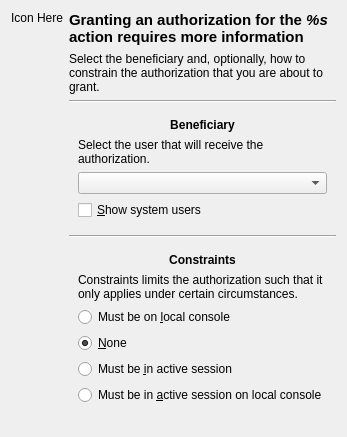
Old version of the form PolicyKit-kde/authorization/PkKBlockGrantAuth.ui in the repository RJVB/kdm5.
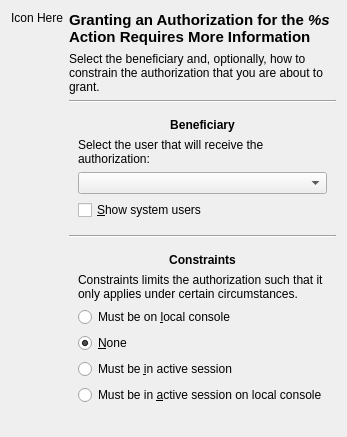
New version of the form. Custom widgets are drawn as their Qt base class.

Commit message: i18n style guide fixes: http://techbase.kde.org/Projects/Usability/HIG/Capitalization

What changed in the file:
```diff
--- a/PolicyKit-kde/authorization/PkKBlockGrantAuth.ui
+++ b/PolicyKit-kde/authorization/PkKBlockGrantAuth.ui
@@ -58,7 +58,7 @@
 &lt;html>&lt;head>&lt;meta name="qrichtext" content="1" />&lt;style type="text/css">
 p, li { white-space: pre-wrap; }
 &lt;/style>&lt;/head>&lt;body style=" font-family:'DejaVu Sans'; font-size:9pt; font-weight:400; font-style:normal;">
-&lt;p style=" margin-top:0px; margin-bottom:0px; margin-left:0px; margin-right:0px; -qt-block-indent:0; text-indent:0px;">&lt;span style=" font-size:11pt; font-weight:600;">Granting an authorization for the &lt;/span>&lt;span style=" font-size:11pt; font-weight:600; font-style:italic;">%s&lt;/span>&lt;span style=" font-size:11pt; font-weight:600;"> action requires more information&lt;/span>&lt;/p>&lt;/body>&lt;/html></string>
+&lt;p style=" margin-top:0px; margin-bottom:0px; margin-left:0px; margin-right:0px; -qt-block-indent:0; text-indent:0px;">&lt;span style=" font-size:11pt; font-weight:600;">Granting an Authorization for the &lt;/span>&lt;span style=" font-size:11pt; font-weight:600; font-style:italic;">%s&lt;/span>&lt;span style=" font-size:11pt; font-weight:600;"> Action Requires More Information&lt;/span>&lt;/p>&lt;/body>&lt;/html></string>
        </property>
        <property name="wordWrap" >
         <bool>true</bool>
@@ -87,7 +87,7 @@
         <item row="2" column="0" >
          <widget class="QLabel" name="beneficiaryL" >
           <property name="text" >
-           <string>Select the user that will receive the authorization.</string>
+           <string>Select the user that will receive the authorization:</string>
           </property>
           <property name="wordWrap" >
            <bool>true</bool>
```
The commit also changes 2 other files.
